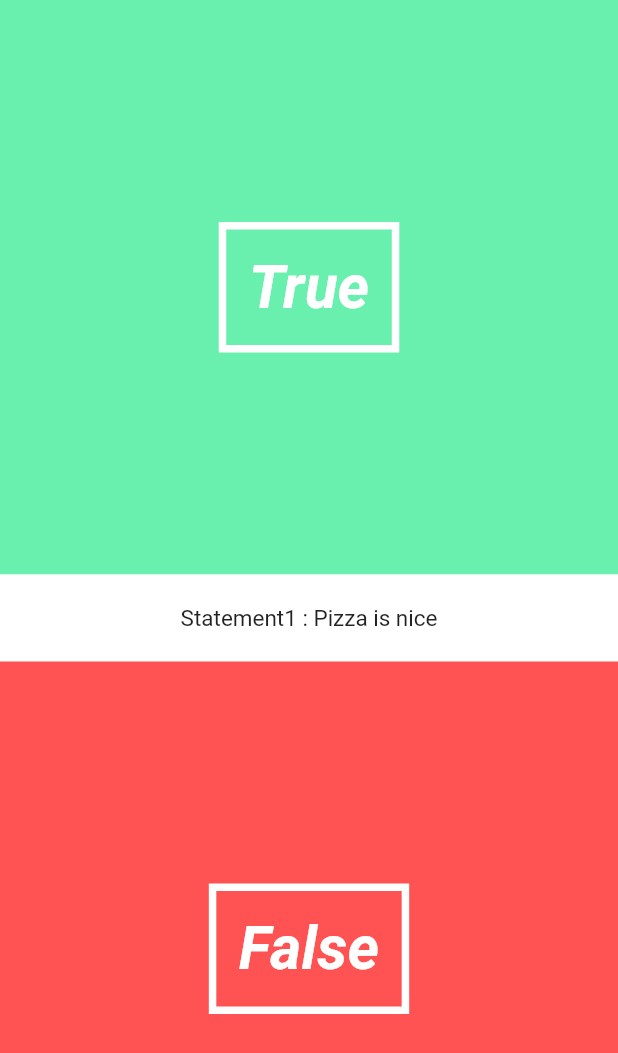
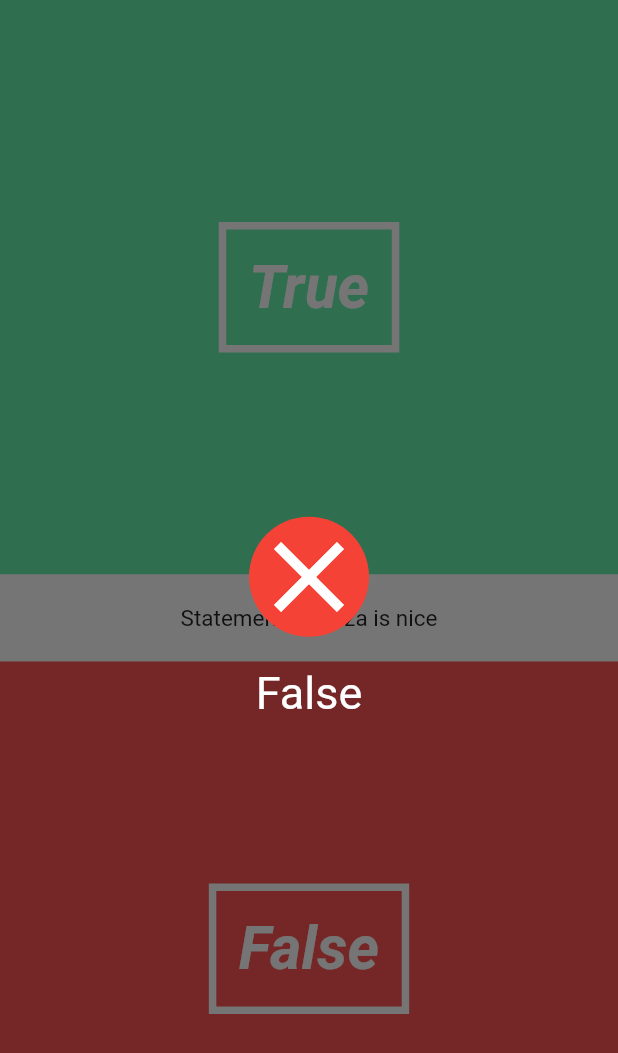
Before and after one commit to emreozcan3320/myFirtsFlutterApp, a Flutter app: the screen it shows after launch, on a phone screen of 412 x 824 dp. Shown: the top 1053 px of the screen. Run offline on Flutter 3.47's test engine with Material 2 defaults, Android fonts, the phone set to English and light mode, and no system bars.

Commit message:
icon animation added

```diff
--- /dev/null
+++ b/lib/UI/correct_wrong_overlay.dart
@@ -0,0 +1,60 @@
+import 'package:flutter/material.dart';
+import 'dart:math';
+
+class CorrectWrongOverlay extends StatefulWidget{
+
+  final bool _isCorrect;
+
+  CorrectWrongOverlay(this._isCorrect);
+
+  @override
+  State createState() => new CorrectWrongOverlayState();
+
+  }
+
+class CorrectWrongOverlayState extends State<CorrectWrongOverlay> with SingleTickerProviderStateMixin{
+
+Animation<double> _iconAnimation;
+AnimationController _iconAnimationController;
+
+@override
+void initState(){
+  super.initState();
+  _iconAnimationController = new AnimationController(duration: new Duration(seconds: 2), vsync: this);
+  _iconAnimation = new CurvedAnimation(parent: _iconAnimationController, curve: Curves.elasticOut);
+  _iconAnimation.addListener(()=>this.setState((){}));
+  _iconAnimationController.forward();
+}
+
+  @override
+  Widget build(BuildContext context){
+
+    return new Material(
+      color: Colors.black54,
+      child: new InkWell(
+        onTap: () =>  print("You tapped overlay"),
+        child: new Column(
+          mainAxisAlignment: MainAxisAlignment.center,
+          children: <Widget>[
+            new Container(
+              decoration: new BoxDecoration(
+                color: widget._isCorrect == true ? Colors.green : Colors.red,
+                shape: BoxShape.circle,
+              ),
+              child: new Transform.rotate(
+                angle: _iconAnimation.value * 2 * pi,
+                child: new Icon(widget._isCorrect == true ? Icons.done : Icons.clear, size: _iconAnimation.value * 80.0, color: Colors.white,),
+              )
+            ),
+            new Padding(
+              padding: new EdgeInsets.only(bottom: 20.0),
+            ),
+            new Text(widget._isCorrect == true ? "Correct" : "False" ,style: new TextStyle(color: Colors.white,fontSize: 30.0))
+          ],
+        ),
+      ),
+    );
+
+  }
+
+}
--- a/lib/UI/question_text.dart
+++ b/lib/UI/question_text.dart
@@ -20,7 +20,7 @@ class QuestionTextState extends State<QuestionText> with SingleTickerProviderSta
   void initState(){
     super.initState();
     _fontSizeAnimationController = new AnimationController(duration: new Duration(milliseconds: 500), vsync: this );
-    _fontSizeAnimation = new CurvedAnimation(parent: _fontSizeAnimationController, curve: Curves.linear);
+    _fontSizeAnimation = new CurvedAnimation(parent: _fontSizeAnimationController, curve: Curves.bounceOut);
     _fontSizeAnimation.addListener(() => this.setState(() {}));
     _fontSizeAnimationController.forward();
   }
--- a/lib/pages/quiz_page.dart
+++ b/lib/pages/quiz_page.dart
@@ -4,7 +4,7 @@ import '../utils/question.dart';
 import '../utils/quiz.dart';
 import '../UI/answerButton_file.dart';
 import '../UI/question_text.dart';
-
+import '../UI/correct_wrong_overlay.dart';
 
 class QuizPage extends StatefulWidget {
   @override
@@ -14,9 +14,14 @@ class QuizPage extends StatefulWidget {
 }
 
 class QuizePageState extends State<QuizPage>{
+
+
+
+
   @override
   Widget build (BuildContext context){
     return new Stack(
+      fit: StackFit.expand,
       children: <Widget>[
         new  Column( //This is our main page
           children: <Widget>[
@@ -25,6 +30,7 @@ class QuizePageState extends State<QuizPage>{
             new AnswerButton(false, () { print("You answered False");} )
           ],
         ),
+        new CorrectWrongOverlay(false)
       ],
     );
   }
```
